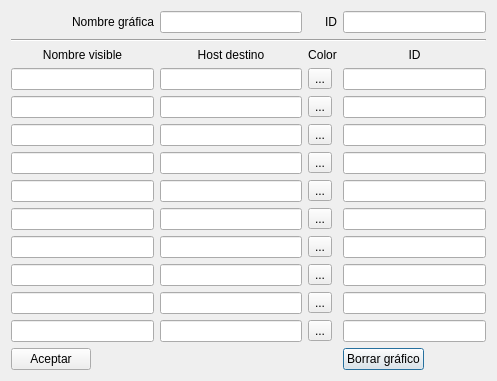
Before: the Qt Designer form src/Dialogs/DlgEditPingChart.ui in silderan/MuNeDO, drawn with Qt 5.
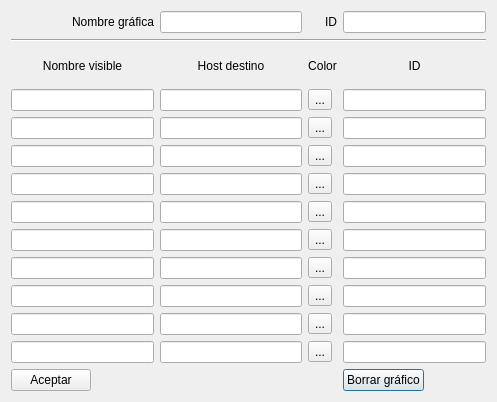
After: the same form once the commit is applied.

Commit message: Code typos and improving ping chart dialog behavior

What changed in the file:
```diff
--- a/src/Dialogs/DlgEditPingChart.ui
+++ b/src/Dialogs/DlgEditPingChart.ui
@@ -7,7 +7,7 @@
     <x>0</x>
     <y>0</y>
     <width>497</width>
-    <height>363</height>
+    <height>402</height>
    </rect>
   </property>
   <property name="windowTitle">
```
Left out of the diff: 2 changed lines with no effect on the pictures. The commit also changes 3 other files.
